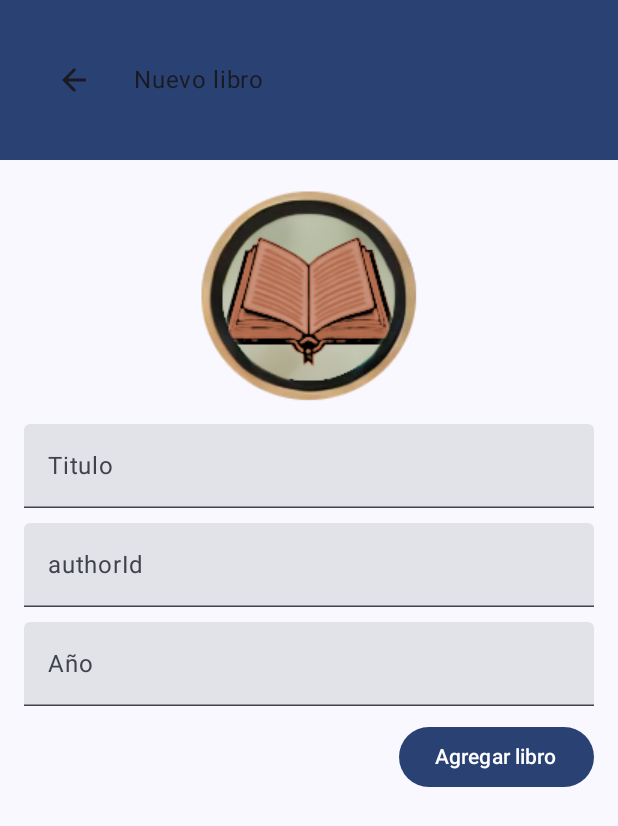
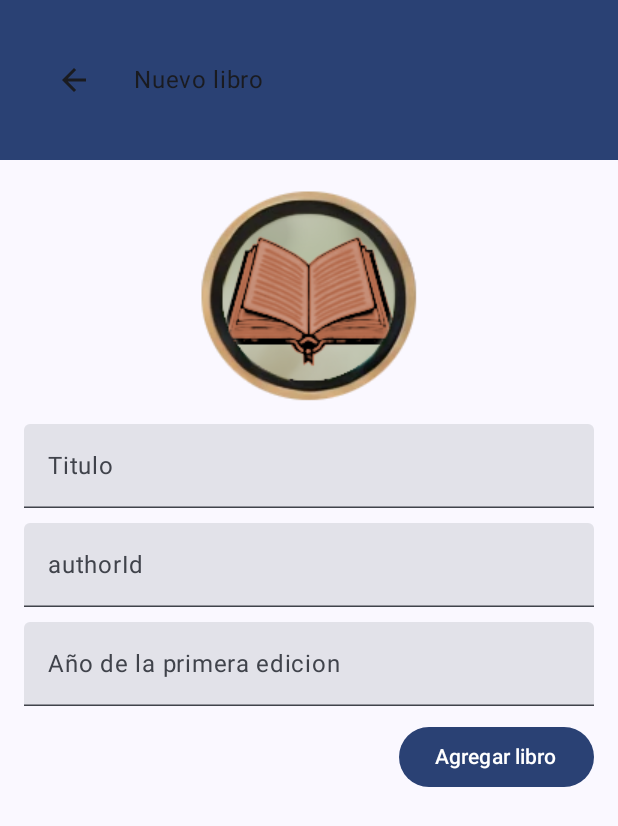
Before and after one commit to elarreglador/PMM_Room, an Android app built with Jetpack Compose: the BookAddScreen screen opened through its navigation route, on a phone screen of 412 x 824 dp. Shown: the top 826 px of the screen. Run offline under Robolectric (Android 15) with nearby library versions, the light colour scheme and no system bars; our stand-ins replace Room's generated code.

Commit message:
🎨 Mejora estetica: Aclaracion de año de la primera edicion en el alta de nuevo libro

```diff
--- a/app/src/main/java/com/elarreglador/ud3_01_room/screens/BookAddScreen.kt
+++ b/app/src/main/java/com/elarreglador/ud3_01_room/screens/BookAddScreen.kt
@@ -110,7 +110,7 @@ fun BookAddScreen(navController: NavController) {
                 TextField(
                     value = year.value,
                     onValueChange = { newText -> year.value = newText },
-                    label = { Text("Año") },
+                    label = { Text("Año de la primera edicion") },
                     maxLines = 1, // Limita a una línea
                     singleLine = true, // Garantiza que sea un campo de una sola línea
                     modifier = Modifier.fillMaxWidth()
```
